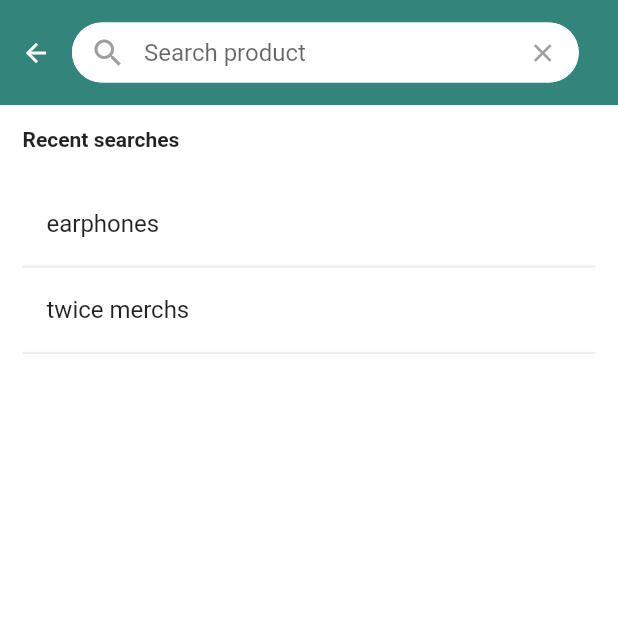
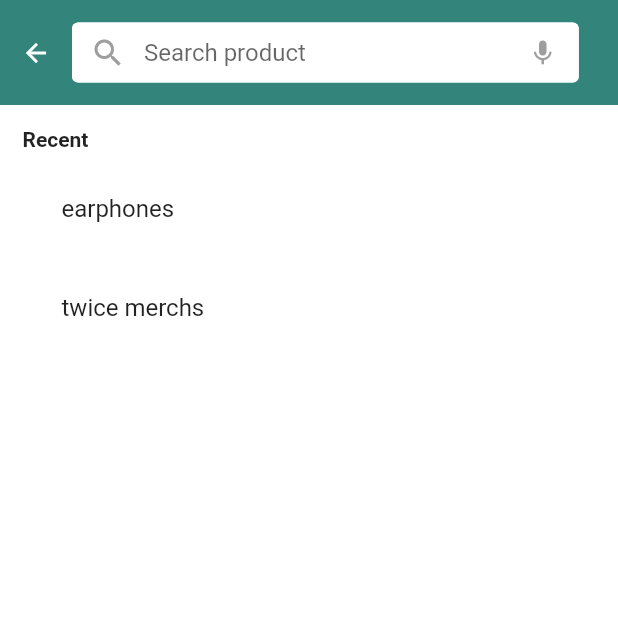
Before and after one commit to iuwin/Flutter-GoShopCDO, a Flutter app: the Search screen opened by its route, on a phone screen of 412 x 824 dp, the top half of it. Run offline on Flutter 3.47's test engine with Material 2 defaults, Android fonts, the phone set to English and light mode, and no system bars; Roboto replaces fonts that are missing (Nunito).

Commit message:
ui update

```diff
--- a/lib/pages/search_screen.dart
+++ b/lib/pages/search_screen.dart
@@ -6,25 +6,29 @@ class Search extends StatefulWidget {
 }
 
 class _SearchState extends State<Search> {
-  final _inputController = TextEditingController();
+  final inputController = TextEditingController();
   final GlobalKey<FormState> _formKey = GlobalKey<FormState>();
 
-  String _recentSearchedText = 'Recent searches';
-  EdgeInsets _recentSearchedPadding = new EdgeInsets.fromLTRB(15, 15, 0, 10);
+  String recentSearchedText = 'Recent';
+  EdgeInsets recentSearchedPadding = new EdgeInsets.fromLTRB(15, 15, 0, 10);
+  Icon _searchBarSuffixIcon = new Icon(Icons.mic, size: 20);
 
   List<String> products = ['tshirt', 'bluetooth earphone', 'bluetooth speaker', 'fhm magazine', 'lisa poster', 'kids clothes', 'xiaomi phone'];
   List<String> recentSearched = ['earphones', 'twice merchs'];
   List<String> suggestionList = ['earphones', 'twice merchs'];
 
+
   onInputChanged(String value){
     setState(() {
       if (value.isEmpty){
-        _recentSearchedText = 'Recent searches';
-        _recentSearchedPadding = new EdgeInsets.fromLTRB(15, 15, 0, 10);
+        recentSearchedText = 'Recent';
+        recentSearchedPadding = new EdgeInsets.fromLTRB(15, 15, 0, 10);
+        _searchBarSuffixIcon = new Icon(Icons.mic, size: 20);
       }
       else{
-        _recentSearchedText = '';
-        _recentSearchedPadding = new EdgeInsets.fromLTRB(0, 0, 0, 0);
+        recentSearchedText = '';
+        recentSearchedPadding = new EdgeInsets.fromLTRB(0, 0, 0, 0);
+        _searchBarSuffixIcon = new Icon(Icons.clear, size: 20);
       }
       suggestionList = value.isEmpty
         ? recentSearched
@@ -33,14 +37,7 @@ class _SearchState extends State<Search> {
   }
 
 
-  @override
-  Widget build(BuildContext context) {
-    return Scaffold(
-      backgroundColor: Colors.white,
-      body: SafeArea(
-        child: Column(
-          children: [
-            Container(
+  Widget searchBar() => Container(
     height: 70,//MediaQuery.of(context).size.height * .15,
     decoration: BoxDecoration(
       color: Color(0xFFB308278),//Colors.grey[200],
@@ -62,16 +59,16 @@ class _SearchState extends State<Search> {
             height: 40,
             width: MediaQuery.of(context).size.width * .82,
             child:TextFormField(
-                          controller: _inputController,
+                controller: inputController,
                 onChanged: onInputChanged,
                 decoration: InputDecoration(
                   hintText: 'Search product',
                   suffixIcon: IconButton(
-                              icon: Icon(Icons.clear, size: 20),
+                    icon: _searchBarSuffixIcon,
                     color: Colors.grey,
                     onPressed: (){
                       setState(() {
-                                  _inputController.text = '';
+                        inputController.text = '';
                       });
                     },
                   ),
@@ -81,11 +78,11 @@ class _SearchState extends State<Search> {
                   contentPadding: EdgeInsets.fromLTRB(0, 10, 0, 10),
                   enabledBorder: OutlineInputBorder(
                     borderSide: BorderSide(color: Colors.white, width: 1.0),
-                              borderRadius: BorderRadius.circular(30.0)
+                    //borderRadius: BorderRadius.circular(30.0)
                   ),
                   focusedBorder: OutlineInputBorder(
                     borderSide: BorderSide(color: Colors.white, width: 1.0),
-                              borderRadius: BorderRadius.circular(30.0)
+                    //borderRadius: BorderRadius.circular(30.0)
                   )
                 )
               ),
@@ -93,28 +90,40 @@ class _SearchState extends State<Search> {
           ),
       ],
     ),
-            ),
+  );
+
+
+  @override
+  Widget build(BuildContext context) {
+    return Scaffold(
+      backgroundColor: Colors.white,
+      body: SafeArea(
+        child: Column(
+          children: [
+            searchBar(),
             Align(
               alignment: Alignment.topLeft,
               child: Padding(
-                padding: _recentSearchedPadding,
-                child: Text(_recentSearchedText, style: TextStyle(fontWeight: FontWeight.bold)),
+                padding: recentSearchedPadding,
+                child: Text(recentSearchedText, style: TextStyle(fontWeight: FontWeight.bold)),
               ),
             ),
             Expanded(
               child: ListView(
-                  padding: EdgeInsets.fromLTRB(15, 10, 15, 0),
+                  padding: EdgeInsets.fromLTRB(15, 0, 15, 0),
                   children: suggestionList.map((data) {
                       return Container(
+                        margin: EdgeInsets.only(bottom: 10, left: 10, right: 10),
                         decoration: BoxDecoration(
-                          border: Border(
-                            bottom: BorderSide(width: 1.5, color: Colors.grey[200])
-                          )
+                          color: Colors.white,
+                          // border: Border(
+                          //   bottom: BorderSide(width: 1.5, color: Colors.grey[200])
+                          // ),
                         ),
                         child: ListTile(
                           title: Text(data),
                           onTap: (){
-                            Navigator.pushReplacementNamed(context, '/searchresult');
+                            Navigator.pushNamed(context, '/searchresult');
                           },
                         ),
                     );
```
Lines whose indentation alone changed are shown as unchanged.
